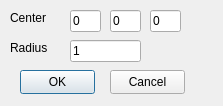
First picture: the form in src/createSphereDialog.ui, repository thawtar/ampersandCFD, before the edit.
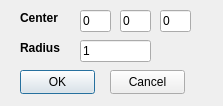
Second picture: the form after the edit.

The edit to the form file:
```diff
--- a/src/createSphereDialog.ui
+++ b/src/createSphereDialog.ui
@@ -16,7 +16,7 @@
   <widget class="QLineEdit" name="lineEditSphereX">
    <property name="geometry">
     <rect>
-     <x>70</x>
+     <x>80</x>
      <y>10</y>
      <width>31</width>
      <height>22</height>
@@ -29,20 +29,20 @@
   <widget class="QLabel" name="label">
    <property name="geometry">
     <rect>
-     <x>10</x>
+     <x>20</x>
      <y>10</y>
      <width>49</width>
      <height>16</height>
     </rect>
    </property>
    <property name="text">
-    <string>Center</string>
+    <string>&lt;html&gt;&lt;head/&gt;&lt;body&gt;&lt;p&gt;&lt;span style=&quot; font-weight:600;&quot;&gt;Center&lt;/span&gt;&lt;/p&gt;&lt;/body&gt;&lt;/html&gt;</string>
    </property>
   </widget>
   <widget class="QLineEdit" name="lineEditSphereY">
    <property name="geometry">
     <rect>
-     <x>110</x>
+     <x>120</x>
      <y>10</y>
      <width>31</width>
      <height>22</height>
@@ -55,7 +55,7 @@
   <widget class="QLineEdit" name="lineEditSphereZ">
    <property name="geometry">
     <rect>
-     <x>150</x>
+     <x>160</x>
      <y>10</y>
      <width>31</width>
      <height>22</height>
@@ -68,20 +68,20 @@
   <widget class="QLabel" name="label_2">
    <property name="geometry">
     <rect>
-     <x>10</x>
+     <x>20</x>
      <y>40</y>
      <width>49</width>
      <height>16</height>
     </rect>
    </property>
    <property name="text">
-    <string>Radius</string>
+    <string>&lt;html&gt;&lt;head/&gt;&lt;body&gt;&lt;p&gt;&lt;span style=&quot; font-weight:600;&quot;&gt;Radius&lt;/span&gt;&lt;/p&gt;&lt;/body&gt;&lt;/html&gt;</string>
    </property>
   </widget>
   <widget class="QLineEdit" name="lineEditSphereRadius">
    <property name="geometry">
     <rect>
-     <x>70</x>
+     <x>80</x>
      <y>40</y>
      <width>71</width>
      <height>22</height>
```
